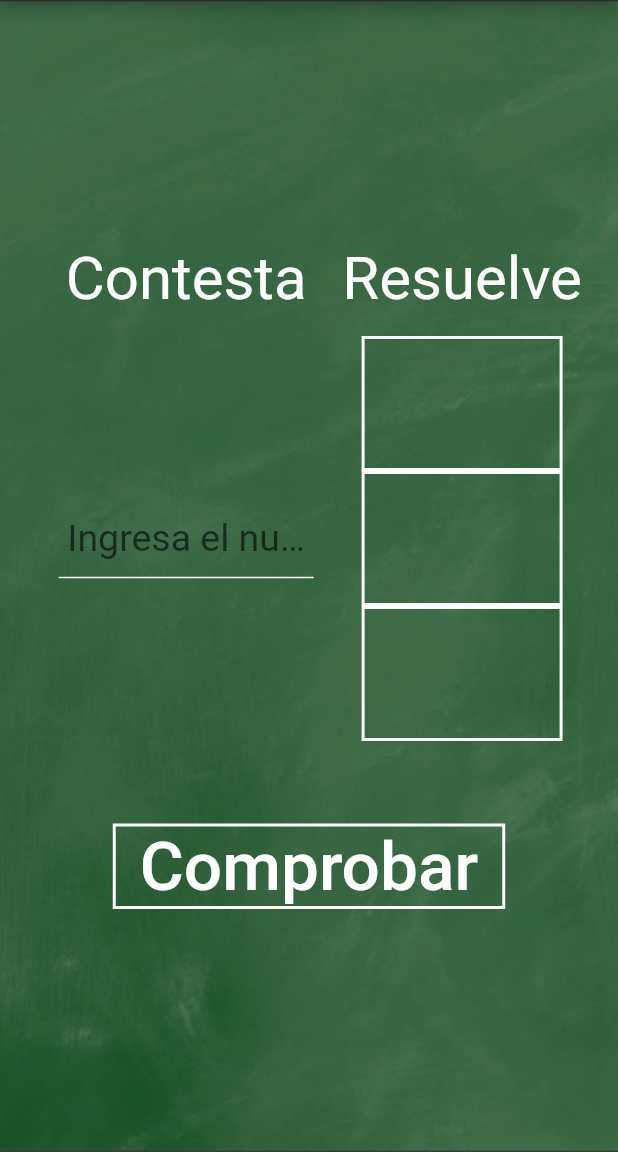
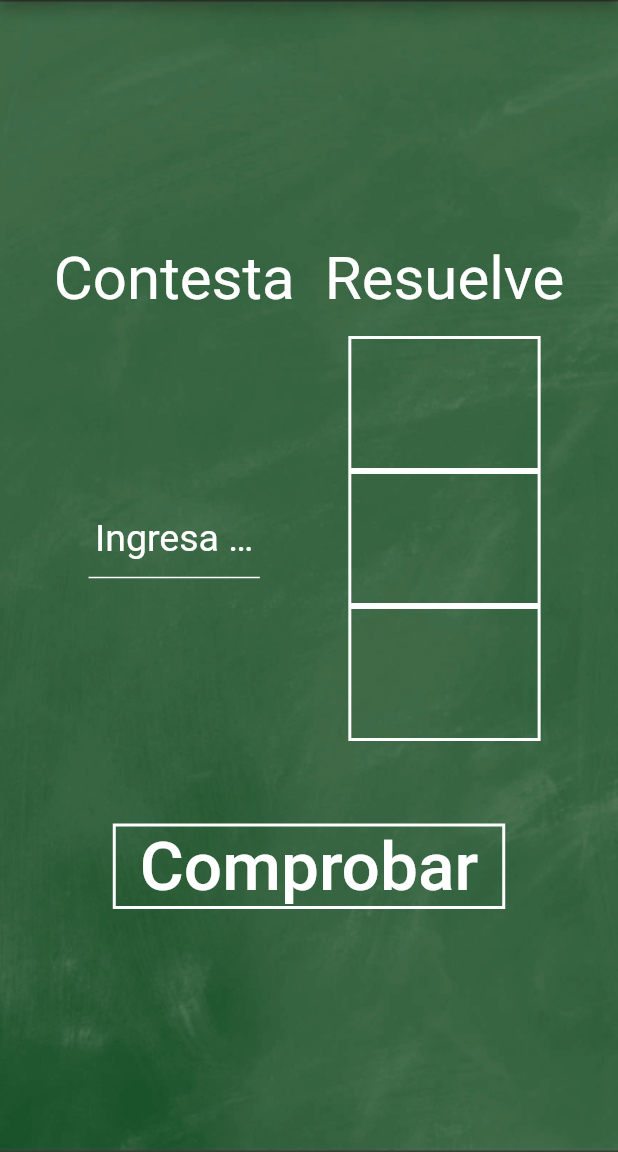
Before and after one commit to pabload/practicanumerosmaya, a Flutter app: the PaginaPractica screen opened directly, on a phone screen of 412 x 824 dp, the part 84-1236 px from its top. Run offline on Flutter 3.47's test engine with Material 2 defaults, Android fonts, the phone set to English and light mode, and no system bars; our stand-ins replace bloc, flutter_bloc, freezed_annotation; missing offline and left inert: dart:html; generated files the repository leaves out were written again.

Commit message:
se mejoro diseno

```diff
--- a/lib/aplicacion/pagina_practicacubit.dart
+++ b/lib/aplicacion/pagina_practicacubit.dart
@@ -21,6 +21,10 @@ class PaginaPracticaCubit extends Cubit<PaginaPracticaEstado> {
             nivel1: Nivel(cacao: 1, circulos: 0, barras: 0),
             nivel2: Nivel(cacao: 1, circulos: 0, barras: 0),
             nivel3: Nivel(circulos: 1, barras: 0, cacao: 0)));
+      }else{
+        if(state.numeroAResolver<=19){
+          asignarNumeroANivel(state.numeroAResolver, 1);
+        }
       }
     }
     emit(state.copyWith(mayaADecimal: Random().nextBool()));
--- a/lib/interfaces/paginas/paginapractica/numero_entrada.dart
+++ b/lib/interfaces/paginas/paginapractica/numero_entrada.dart
@@ -61,6 +61,9 @@ class NumeroEntrada extends StatelessWidget {
                       style: TextStyle(fontSize: 25, color: Colors.white),
                       decoration: InputDecoration(
                         hintText: 'Ingresa el numero en decimal',
+                        hintStyle: TextStyle(
+                          color: Colors.white
+                        ),
                         enabledBorder: UnderlineInputBorder(
                           borderSide: BorderSide(color: Colors.white),
                         ),
--- a/lib/interfaces/paginas/paginapractica/pagina_practica.dart
+++ b/lib/interfaces/paginas/paginapractica/pagina_practica.dart
@@ -12,6 +12,10 @@ class PaginaPractica extends StatelessWidget {
 
   @override
   Widget build(BuildContext context) {
+    double anchoResultado = MediaQuery.of(context).size.width * .90;
+    double anchoNumeroEsperado = MediaQuery.of(context).size.width * .35;
+    double anchoNumeroEntrada = MediaQuery.of(context).size.width * .35;
+    double anchoTablero = MediaQuery.of(context).size.width * .60;
     return BlocBuilder<PaginaPracticaCubit, PaginaPracticaEstado>(
       builder: (context, state) {
         return Scaffold(
@@ -27,16 +31,11 @@ class PaginaPractica extends StatelessWidget {
               ),
             ),
             child: Center(
-              child: LayoutBuilder(
-                builder: (BuildContext context, BoxConstraints constraints) {
-                  return Column(
+                child: Column(
               mainAxisAlignment: MainAxisAlignment.center,
               children: [
                 state.verResultado
-                          ? Resultado(
-                              anchoContenedor:
-                                  constraints.maxWidth <= 600 ? 400 : 500,
-                            )
+                    ? Resultado(anchoContenedor: anchoResultado)
                     : Column(
                         children: [
                           Row(
@@ -47,34 +46,24 @@ class PaginaPractica extends StatelessWidget {
                                   Text(
                                     'Contesta',
                                     style: TextStyle(
-                                              fontSize: 40,
-                                              color: Colors.white),
+                                        fontSize: 40, color: Colors.white),
                                   ),
                                   NumeroEntrada(
-                                          anchoContenedor:
-                                              constraints.maxWidth <= 600
-                                                  ? 200
-                                                  : 500,
-                                        ),
+                                      anchoContenedor: anchoNumeroEntrada),
                                 ],
                               ),
                               SizedBox(
-                                      width: constraints.maxWidth * .01,
+                                width: 20,
                               ),
                               Column(
                                 children: [
                                   Text(
                                     'Resuelve',
                                     style: TextStyle(
-                                              fontSize: 40,
-                                              color: Colors.white),
+                                        fontSize: 40, color: Colors.white),
                                   ),
                                   NumeroEsperado(
-                                          anchoContenedor:
-                                              constraints.maxWidth <= 600
-                                                  ? 150
-                                                  : 500,
-                                        ),
+                                      anchoContenedor: anchoNumeroEsperado),
                                 ],
                               )
                             ],
@@ -91,11 +80,7 @@ class PaginaPractica extends StatelessWidget {
                                       color: Colors.white, fontSize: 30),
                                 ),
                                 TableroNumerosMaya(
-                                        anchoContenedor:
-                                            constraints.maxWidth <= 600
-                                                ? 400
-                                                : 800,
-                                      ),
+                                    anchoContenedor: anchoTablero),
                               ],
                             ),
                         ],
@@ -105,8 +90,8 @@ class PaginaPractica extends StatelessWidget {
                 ),
                 Container(
                   decoration: BoxDecoration(
-                          border: Border.all(
-                              width: 2.0, color: const Color(0xFFFFFFFF)),
+                    border:
+                        Border.all(width: 2.0, color: const Color(0xFFFFFFFF)),
                   ),
                   child: FlatButton(
                     child: Text(
@@ -122,17 +107,12 @@ class PaginaPractica extends StatelessWidget {
                             .read<PaginaPracticaCubit>()
                             .generarNuevoNumero();
                       }
-                            context
-                                .read<PaginaPracticaCubit>()
-                                .comprobarIgualdad();
+                      context.read<PaginaPracticaCubit>().comprobarIgualdad();
                     },
                   ),
                 )
               ],
-                  );
-                },
-              ),
-            ),
+            )),
           ),
         );
       },
```
Also changed, not shown: lib/interfaces/paginas/principal/principal.dart (+16 -2 lines), assets/mascara.png (added). Lines whose indentation alone changed are shown as unchanged.
